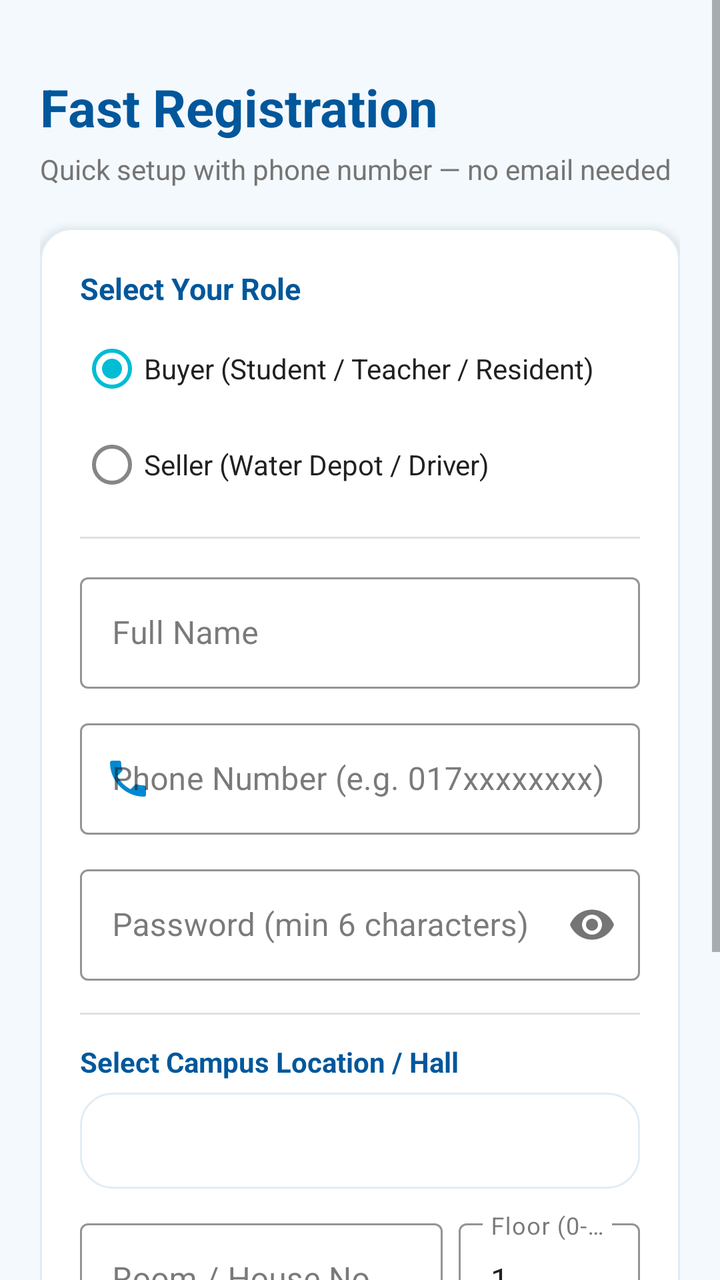
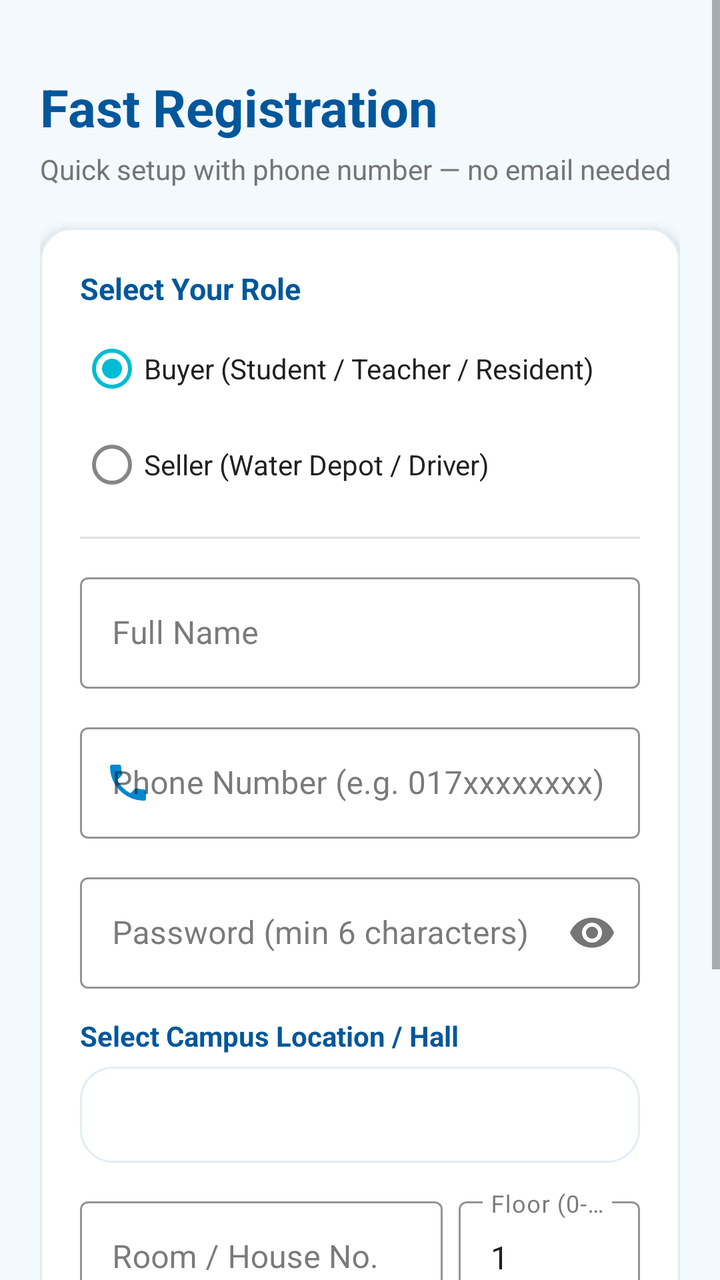

Two renders of the same Android screen: before a commit and after it. Below are the layout's source before the change and the commit's diff.
<!-- AndroidManifest.xml: application theme Theme.AquaDrop -->
<!-- res/layout/activity_register.xml -->
<?xml version="1.0" encoding="utf-8"?>
<androidx.constraintlayout.widget.ConstraintLayout xmlns:android="http://schemas.android.com/apk/res/android"
    xmlns:app="http://schemas.android.com/apk/res-auto"
    android:layout_width="match_parent"
    android:layout_height="match_parent"
    android:background="@color/background">

    <ScrollView
        android:layout_width="match_parent"
        android:layout_height="match_parent"
        android:fillViewport="true">

        <LinearLayout
            android:layout_width="match_parent"
            android:layout_height="wrap_content"
            android:orientation="vertical"
            android:padding="20dp">

            
            <TextView
                android:id="@+id/tvRegisterTitle"
                android:layout_width="wrap_content"
                android:layout_height="wrap_content"
                android:layout_marginTop="16dp"
                android:text="Fast Registration"
                android:textColor="@color/primary_dark"
                android:textSize="26sp"
                android:textStyle="bold" />

            <TextView
                android:id="@+id/tvRegisterSubtitle"
                android:layout_width="wrap_content"
                android:layout_height="wrap_content"
                android:layout_marginTop="4dp"
                android:text="Quick setup with phone number — no email needed"
                android:textColor="@color/text_secondary"
                android:textSize="14sp" />

            
            <com.google.android.material.card.MaterialCardView
                android:layout_width="match_parent"
                android:layout_height="wrap_content"
                android:layout_marginTop="20dp"
                app:cardBackgroundColor="@color/card_background"
                app:cardCornerRadius="16dp"
                app:cardElevation="3dp"
                app:strokeColor="@color/card_stroke"
                app:strokeWidth="1dp">

                <LinearLayout
                    android:layout_width="match_parent"
                    android:layout_height="wrap_content"
                    android:orientation="vertical"
                    android:padding="20dp">

                    
                    <TextView
                        android:layout_width="wrap_content"
                        android:layout_height="wrap_content"
                        android:text="@string/role_prompt"
                        android:textColor="@color/primary_dark"
                        android:textSize="15sp"
                        android:textStyle="bold" />

                    <RadioGroup
                        android:id="@+id/rgRole"
                        android:layout_width="match_parent"
                        android:layout_height="wrap_content"
                        android:layout_marginTop="6dp"
                        android:orientation="vertical">

                        <RadioButton
                            android:id="@+id/rbBuyer"
                            android:layout_width="wrap_content"
                            android:layout_height="wrap_content"
                            android:checked="true"
                            android:text="@string/role_buyer_label"
                            android:textColor="@color/text_primary"
                            android:textSize="14sp" />

                        <RadioButton
                            android:id="@+id/rbSeller"
                            android:layout_width="wrap_content"
                            android:layout_height="wrap_content"
                            android:text="@string/role_seller_label"
                            android:textColor="@color/text_primary"
                            android:textSize="14sp" />
                    </RadioGroup>

                    <View
                        android:layout_width="match_parent"
                        android:layout_height="1dp"
                        android:layout_marginTop="12dp"
                        android:layout_marginBottom="14dp"
                        android:background="@color/divider" />

                    
                    <com.google.android.material.textfield.TextInputLayout
                        android:id="@+id/tilFullName"
                        style="@style/Widget.MaterialComponents.TextInputLayout.OutlinedBox"
                        android:layout_width="match_parent"
                        android:layout_height="wrap_content"
                        android:hint="@string/name_hint"
                        app:boxStrokeColor="@color/primary"
                        app:hintTextColor="@color/primary">

                        <com.google.android.material.textfield.TextInputEditText
                            android:id="@+id/etFullName"
                            android:layout_width="match_parent"
                            android:layout_height="wrap_content"
                            android:inputType="textPersonName"
                            android:maxLines="1" />
                    </com.google.android.material.textfield.TextInputLayout>

                    
                    <com.google.android.material.textfield.TextInputLayout
                        android:id="@+id/tilRegPhone"
                        style="@style/Widget.MaterialComponents.TextInputLayout.OutlinedBox"
                        android:layout_width="match_parent"
                        android:layout_height="wrap_content"
                        android:layout_marginTop="12dp"
                        android:hint="Phone Number (e.g. 017xxxxxxxx)"
                        app:boxStrokeColor="@color/primary"
                        app:hintTextColor="@color/primary"
                        app:startIconDrawable="@drawable/ic_call"
                        app:startIconTint="@color/primary">

                        <com.google.android.material.textfield.TextInputEditText
                            android:id="@+id/etRegPhone"
                            android:layout_width="match_parent"
                            android:layout_height="wrap_content"
                            android:inputType="phone"
                            android:maxLines="1" />
                    </com.google.android.material.textfield.TextInputLayout>

                    
                    <com.google.android.material.textfield.TextInputLayout
                        android:id="@+id/tilRegPassword"
                        style="@style/Widget.MaterialComponents.TextInputLayout.OutlinedBox"
                        android:layout_width="match_parent"
                        android:layout_height="wrap_content"
                        android:layout_marginTop="12dp"
                        android:hint="@string/password_hint"
                        app:boxStrokeColor="@color/primary"
                        app:hintTextColor="@color/primary"
                        app:passwordToggleEnabled="true">

                        <com.google.android.material.textfield.TextInputEditText
                            android:id="@+id/etRegPassword"
                            android:layout_width="match_parent"
                            android:layout_height="wrap_content"
                            android:inputType="textPassword"
                            android:maxLines="1" />
                    </com.google.android.material.textfield.TextInputLayout>

                    <View
                        android:layout_width="match_parent"
                        android:layout_height="1dp"
                        android:layout_marginTop="16dp"
                        android:layout_marginBottom="14dp"
                        android:background="@color/divider" />

                    
                    <TextView
                        android:layout_width="wrap_content"
                        android:layout_height="wrap_content"
                        android:text="@string/location_prompt"
                        android:textColor="@color/primary_dark"
                        android:textSize="14sp"
                        android:textStyle="bold" />

                    <Spinner
                        android:id="@+id/spinnerLocation"
                        android:layout_width="match_parent"
                        android:layout_height="48dp"
                        android:layout_marginTop="6dp"
                        android:background="@drawable/bg_rounded_card"
                        android:paddingStart="12dp"
                        android:paddingEnd="12dp" />

                    
                    <LinearLayout
                        android:layout_width="match_parent"
                        android:layout_height="wrap_content"
                        android:layout_marginTop="12dp"
                        android:orientation="horizontal">

                        
                        <com.google.android.material.textfield.TextInputLayout
                            android:id="@+id/tilRoomOrFlat"
                            style="@style/Widget.MaterialComponents.TextInputLayout.OutlinedBox"
                            android:layout_width="0dp"
                            android:layout_height="wrap_content"
                            android:layout_marginEnd="8dp"
                            android:layout_weight="2"
                            android:hint="Room / House No."
                            app:boxStrokeColor="@color/primary"
                            app:hintTextColor="@color/primary">

                            <com.google.android.material.textfield.TextInputEditText
                                android:id="@+id/etRoomOrFlat"
                                android:layout_width="match_parent"
                                android:layout_height="wrap_content"
                                android:inputType="text"
                                android:maxLines="1" />
                        </com.google.android.material.textfield.TextInputLayout>

                        
                        <com.google.android.material.textfield.TextInputLayout
                            android:id="@+id/tilFloorNumber"
                            style="@style/Widget.MaterialComponents.TextInputLayout.OutlinedBox"
                            android:layout_width="0dp"
                            android:layout_height="wrap_content"
                            android:layout_weight="1"
                            android:hint="Floor (0-6)"
                            app:boxStrokeColor="@color/primary"
                            app:hintTextColor="@color/primary">

                            <com.google.android.material.textfield.TextInputEditText
                                android:id="@+id/etFloorNumber"
                                android:layout_width="match_parent"
                                android:layout_height="wrap_content"
                                android:inputType="number"
                                android:maxLines="1"
                                android:text="1" />
                        </com.google.android.material.textfield.TextInputLayout>
                    </LinearLayout>

                    
                    <ProgressBar
                        android:id="@+id/progressBarRegister"
                        android:layout_width="32dp"
                        android:layout_height="32dp"
                        android:layout_gravity="center_horizontal"
                        android:layout_marginTop="16dp"
                        android:indeterminateTint="@color/primary"
                        android:visibility="gone" />

                    
                    <com.google.android.material.button.MaterialButton
                        android:id="@+id/btnRegister"
                        android:layout_width="match_parent"
                        android:layout_height="52dp"
                        android:layout_marginTop="18dp"
                        android:backgroundTint="@color/primary"
                        android:text="Quick Register (1-Tap)"
                        android:textAllCaps="false"
                        android:textColor="@color/white"
                        android:textSize="16sp"
                        app:cornerRadius="10dp" />

                </LinearLayout>

            </com.google.android.material.card.MaterialCardView>

            
            <TextView
                android:id="@+id/tvGoToLogin"
                android:layout_width="wrap_content"
                android:layout_height="wrap_content"
                android:layout_gravity="center_horizontal"
                android:layout_marginTop="20dp"
                android:layout_marginBottom="28dp"
                android:padding="8dp"
                android:text="@string/have_account_prompt"
                android:textColor="@color/primary"
                android:textSize="14sp"
                android:textStyle="bold" />

        </LinearLayout>
    </ScrollView>

</androidx.constraintlayout.widget.ConstraintLayout>
<!-- resources referenced by this layout -->
<resources>
  <color name="background">#F4F9FD</color>
  <color name="card_background">#FFFFFF</color>
  <color name="card_stroke">#E1ECF4</color>
  <color name="divider">#E0E0E0</color>
  <color name="primary">#0288D1</color>
  <color name="primary_dark">#01579B</color>
  <color name="text_primary">#212121</color>
  <color name="text_secondary">#757575</color>
  <color name="white">#FFFFFF</color>
  <!-- drawable bg_rounded_card (drawable) -->
  <?xml version="1.0" encoding="utf-8"?>
  <shape xmlns:android="http://schemas.android.com/apk/res/android"
      android:shape="rectangle">
      <solid android:color="@color/card_background" />
      <corners android:radius="16dp" />
      <stroke
          android:width="1dp"
          android:color="@color/card_stroke" />
  </shape>
  <!-- drawable ic_call (drawable) -->
  <vector xmlns:android="http://schemas.android.com/apk/res/android"
      android:width="24dp"
      android:height="24dp"
      android:viewportWidth="24"
      android:viewportHeight="24">
      <path
          android:fillColor="#0288D1"
          android:pathData="M20.01,15.38c-1.23,0 -2.42,-0.2 -3.53,-0.56 -0.35,-0.12 -0.74,-0.03 -1.02,0.24l-2.2,2.2c-2.83,-1.44 -5.15,-3.75 -6.59,-6.59l2.2,-2.21c0.28,-0.26 0.36,-0.65 0.25,-1C8.76,6.35 8.56,5.16 8.56,3.93 8.56,3.42 8.14,3 7.63,3H4.06C3.55,3 3,3.42 3,3.93 3,13.36 10.64,21 20.07,21c0.51,0 0.93,-0.42 0.93,-0.93v-3.69c0,-0.51 -0.42,-0.93 -0.99,-1z" />
  </vector>
  <string name="have_account_prompt">Already have an account? Sign In</string>
  <string name="location_prompt">Select Campus Location / Hall</string>
  <string name="name_hint">Full Name</string>
  <string name="password_hint">Password (min 6 characters)</string>
  <string name="role_buyer_label">Buyer (Student / Teacher / Resident)</string>
  <string name="role_prompt">Select Your Role</string>
  <string name="role_seller_label">Seller (Water Depot / Driver)</string>
  <style name="Theme.AquaDrop" parent="Theme.MaterialComponents.Light.NoActionBar">
          
          <item name="colorPrimary">@color/primary</item>
          <item name="colorPrimaryVariant">@color/primary_dark</item>
          <item name="colorOnPrimary">@color/white</item>
  
          
          <item name="colorSecondary">@color/accent</item>
          <item name="colorSecondaryVariant">@color/primary</item>
          <item name="colorOnSecondary">@color/white</item>
  
          
          <item name="android:statusBarColor">@color/primary_dark</item>
          <item name="android:windowLightStatusBar">false</item>
          <item name="android:navigationBarColor">@color/white</item>
          <item name="android:windowLightNavigationBar" tools:targetApi="27">true</item>
  
          
          <item name="android:windowBackground">@color/background</item>
          <item name="colorSurface">@color/card_background</item>
          <item name="colorOnSurface">@color/text_primary</item>
      </style>
  <color name="accent">#00BCD4</color>
</resources>

<!-- the commit's change to res/layout/activity_register.xml (unified diff, before → after) -->
@@ -100,7 +100,7 @@
                         style="@style/Widget.MaterialComponents.TextInputLayout.OutlinedBox"
                         android:layout_width="match_parent"
                         android:layout_height="wrap_content"
-                        android:hint="@string/name_hint"
+                        android:hint="Full Name"
                         app:boxStrokeColor="@color/primary"
                         app:hintTextColor="@color/primary">
 
@@ -118,7 +118,7 @@
                         style="@style/Widget.MaterialComponents.TextInputLayout.OutlinedBox"
                         android:layout_width="match_parent"
                         android:layout_height="wrap_content"
-                        android:layout_marginTop="12dp"
+                        android:layout_marginTop="14dp"
                         android:hint="Phone Number (e.g. 017xxxxxxxx)"
                         app:boxStrokeColor="@color/primary"
                         app:hintTextColor="@color/primary"
@@ -139,8 +139,8 @@
                         style="@style/Widget.MaterialComponents.TextInputLayout.OutlinedBox"
                         android:layout_width="match_parent"
                         android:layout_height="wrap_content"
-                        android:layout_marginTop="12dp"
-                        android:hint="@string/password_hint"
+                        android:layout_marginTop="14dp"
+                        android:hint="Password (min 6 characters)"
                         app:boxStrokeColor="@color/primary"
                         app:hintTextColor="@color/primary"
                         app:passwordToggleEnabled="true">
@@ -153,17 +153,11 @@
                             android:maxLines="1" />
                     </com.google.android.material.textfield.TextInputLayout>
 
-                    <View
-                        android:layout_width="match_parent"
-                        android:layout_height="1dp"
-                        android:layout_marginTop="16dp"
-                        android:layout_marginBottom="14dp"
-                        android:background="@color/divider" />
-
                     
                     <TextView
                         android:layout_width="wrap_content"
                         android:layout_height="wrap_content"
+                        android:layout_marginTop="14dp"
                         android:text="@string/location_prompt"
                         android:textColor="@color/primary_dark"
                         android:textSize="14sp"
@@ -174,15 +168,13 @@
                         android:layout_width="match_parent"
                         android:layout_height="48dp"
                         android:layout_marginTop="6dp"
-                        android:background="@drawable/bg_rounded_card"
-                        android:paddingStart="12dp"
-                        android:paddingEnd="12dp" />
+                        android:background="@drawable/bg_rounded_card" />
 
                     
                     <LinearLayout
                         android:layout_width="match_parent"
                         android:layout_height="wrap_content"
-                        android:layout_marginTop="12dp"
+                        android:layout_marginTop="14dp"
                         android:orientation="horizontal">
 
                         
@@ -259,7 +251,7 @@
                 android:layout_width="wrap_content"
                 android:layout_height="wrap_content"
                 android:layout_gravity="center_horizontal"
-                android:layout_marginTop="20dp"
+                android:layout_marginTop="16dp"
                 android:layout_marginBottom="28dp"
                 android:padding="8dp"
                 android:text="@string/have_account_prompt"
<!-- resource entries referenced after the edit -->
@@ -31,8 +31,6 @@
   </vector>
   <string name="have_account_prompt">Already have an account? Sign In</string>
   <string name="location_prompt">Select Campus Location / Hall</string>
-  <string name="name_hint">Full Name</string>
-  <string name="password_hint">Password (min 6 characters)</string>
   <string name="role_buyer_label">Buyer (Student / Teacher / Resident)</string>
   <string name="role_prompt">Select Your Role</string>
   <string name="role_seller_label">Seller (Water Depot / Driver)</string>
